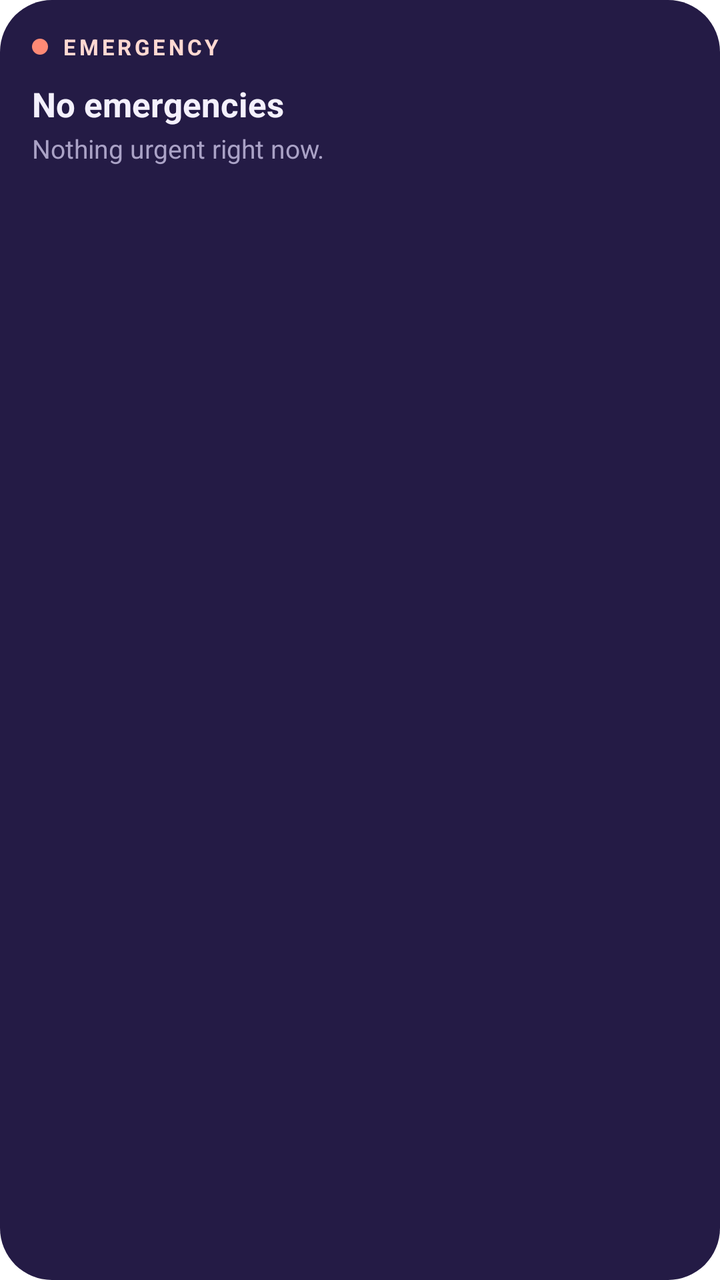
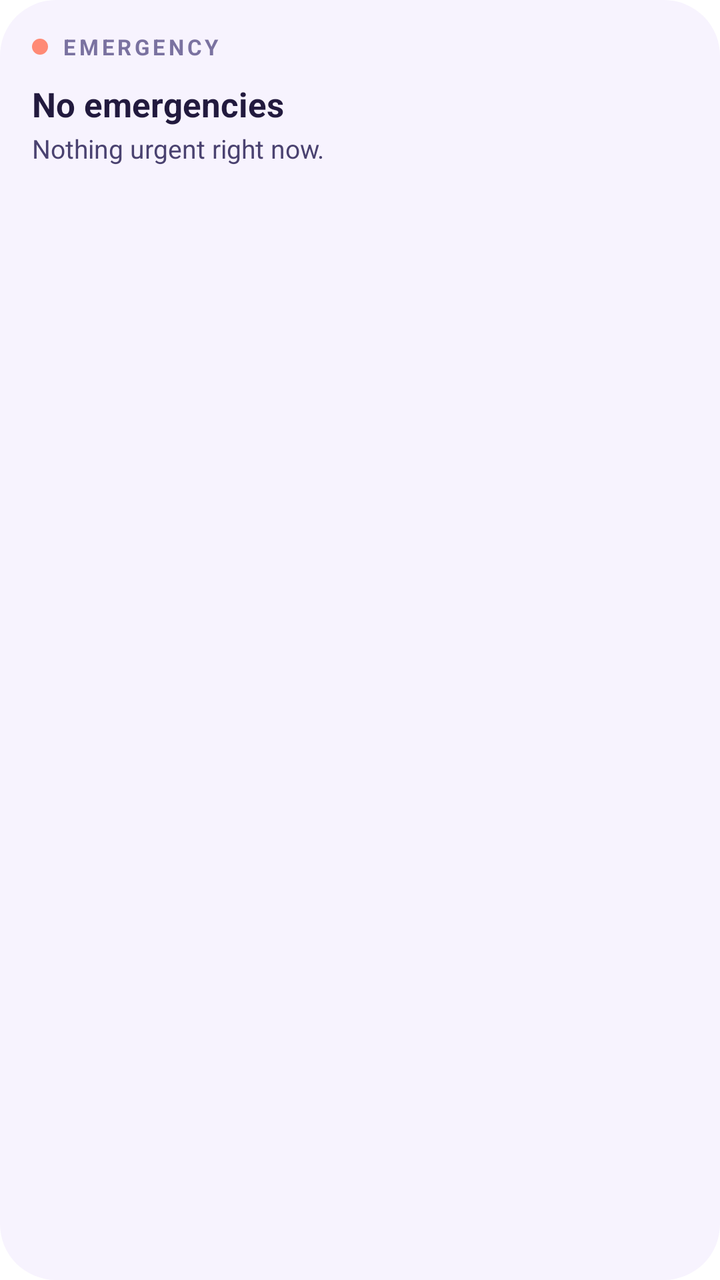

Compare the two renders of this Android layout. The source of the first and the diff that turns it into the second are given below.
<!-- AndroidManifest.xml: fallback theme Theme.MaterialComponents.DayNight.NoActionBar -->
<!-- res/layout/widget_emergency.xml -->
<?xml version="1.0" encoding="utf-8"?>
<LinearLayout xmlns:android="http://schemas.android.com/apk/res/android"
  android:id="@+id/em_root"
  android:layout_width="match_parent"
  android:layout_height="match_parent"
  android:background="@drawable/widget_bg"
  android:orientation="vertical"
  android:padding="16dp">

  <LinearLayout
    android:layout_width="match_parent"
    android:layout_height="wrap_content"
    android:gravity="center_vertical"
    android:orientation="horizontal">

    <ImageView
      android:layout_width="8dp"
      android:layout_height="8dp"
      android:contentDescription="@null"
      android:src="@drawable/widget_circle_white"
      android:tint="#FF8A75" />

    <TextView
      android:id="@+id/em_kicker"
      android:layout_width="wrap_content"
      android:layout_height="wrap_content"
      android:layout_marginStart="7dp"
      android:letterSpacing="0.14"
      android:text="EMERGENCY"
      android:textColor="#FFD9D2"
      android:textSize="11sp"
      android:textStyle="bold" />
  </LinearLayout>

  <TextView
    android:id="@+id/em_msg_title"
    android:layout_width="wrap_content"
    android:layout_height="wrap_content"
    android:layout_marginTop="10dp"
    android:text="No emergencies"
    android:textColor="#F4F1FD"
    android:textSize="17sp"
    android:textStyle="bold" />

  <TextView
    android:id="@+id/em_msg_sub"
    android:layout_width="wrap_content"
    android:layout_height="wrap_content"
    android:layout_marginTop="2dp"
    android:text="Nothing urgent right now."
    android:textColor="#AAA2C6"
    android:textSize="13sp" />
  <LinearLayout
    android:id="@+id/em_row_1"
    android:layout_width="match_parent"
    android:layout_height="0dp"
    android:layout_marginTop="10dp"
    android:layout_weight="1"
    android:gravity="center_vertical"
    android:orientation="horizontal"
    android:visibility="gone">

    <FrameLayout
      android:layout_width="52dp"
      android:layout_height="52dp">

      <ImageView
        android:id="@+id/em_avatar_img_1"
        android:layout_width="52dp"
        android:layout_height="52dp"
        android:contentDescription="@null"
        android:src="@drawable/widget_circle_white" />

      <TextView
        android:id="@+id/em_avatar_text_1"
        android:layout_width="match_parent"
        android:layout_height="match_parent"
        android:gravity="center"
        android:textColor="#FFFFFF"
        android:textSize="16sp"
        android:textStyle="bold" />
    </FrameLayout>

    <LinearLayout
      android:layout_width="0dp"
      android:layout_height="wrap_content"
      android:layout_marginStart="11dp"
      android:layout_weight="1"
      android:orientation="vertical">

      <TextView
        android:id="@+id/em_name_1"
        android:layout_width="match_parent"
        android:layout_height="wrap_content"
        android:ellipsize="end"
        android:letterSpacing="0.11"
        android:maxLines="1"
        android:textColor="#E8FFFFFF"
        android:textSize="10.5sp"
        android:textStyle="bold" />

      <TextView
        android:id="@+id/em_title_1"
        android:layout_width="match_parent"
        android:layout_height="wrap_content"
        android:ellipsize="end"
        android:maxLines="1"
        android:textColor="#FFFFFF"
        android:textSize="17sp"
        android:textStyle="bold" />

      <TextView
        android:id="@+id/em_note_1"
        android:layout_width="match_parent"
        android:layout_height="wrap_content"
        android:ellipsize="end"
        android:maxLines="2"
        android:textColor="#FEE2E2"
        android:textSize="12.5sp" />

      <TextView
        android:id="@+id/em_left_1"
        android:layout_width="match_parent"
        android:layout_height="wrap_content"
        android:layout_marginTop="1dp"
        android:textColor="#FECACA"
        android:textSize="12.5sp" />
    </LinearLayout>

    <TextView
      android:id="@+id/em_pill_1"
      android:layout_width="wrap_content"
      android:layout_height="wrap_content"
      android:layout_gravity="center_vertical"
      android:layout_marginStart="8dp"
      android:background="@drawable/widget_pill_white"
      android:paddingStart="16dp"
      android:paddingTop="9dp"
      android:paddingEnd="16dp"
      android:paddingBottom="9dp"
      android:text="Pray now"
      android:textColor="#8F1D16"
      android:textSize="12sp"
      android:textStyle="bold" />
  </LinearLayout>
  <LinearLayout
    android:id="@+id/em_row_2"
    android:layout_width="match_parent"
    android:layout_height="0dp"
    android:layout_marginTop="10dp"
    android:layout_weight="1"
    android:gravity="center_vertical"
    android:orientation="horizontal"
    android:visibility="gone">

    <FrameLayout
      android:layout_width="52dp"
      android:layout_height="52dp">

      <ImageView
        android:id="@+id/em_avatar_img_2"
        android:layout_width="52dp"
        android:layout_height="52dp"
        android:contentDescription="@null"
        android:src="@drawable/widget_circle_white" />

      <TextView
        android:id="@+id/em_avatar_text_2"
        android:layout_width="match_parent"
        android:layout_height="match_parent"
        android:gravity="center"
        android:textColor="#FFFFFF"
        android:textSize="16sp"
        android:textStyle="bold" />
    </FrameLayout>

    <LinearLayout
      android:layout_width="0dp"
      android:layout_height="wrap_content"
      android:layout_marginStart="11dp"
      android:layout_weight="1"
      android:orientation="vertical">

      <TextView
        android:id="@+id/em_name_2"
        android:layout_width="match_parent"
        android:layout_height="wrap_content"
        android:ellipsize="end"
        android:letterSpacing="0.11"
        android:maxLines="1"
        android:textColor="#E8FFFFFF"
        android:textSize="10.5sp"
        android:textStyle="bold" />

      <TextView
        android:id="@+id/em_title_2"
        android:layout_width="match_parent"
        android:layout_height="wrap_content"
        android:ellipsize="end"
        android:maxLines="1"
        android:textColor="#FFFFFF"
        android:textSize="17sp"
        android:textStyle="bold" />

      <TextView
        android:id="@+id/em_note_2"
        android:layout_width="match_parent"
        android:layout_height="wrap_content"
        android:ellipsize="end"
        android:maxLines="2"
        android:textColor="#FEE2E2"
        android:textSize="12.5sp" />

      <TextView
        android:id="@+id/em_left_2"
        android:layout_width="match_parent"
        android:layout_height="wrap_content"
        android:layout_marginTop="1dp"
        android:textColor="#FECACA"
        android:textSize="12.5sp" />
    </LinearLayout>

    <TextView
      android:id="@+id/em_pill_2"
      android:layout_width="wrap_content"
      android:layout_height="wrap_content"
      android:layout_gravity="center_vertical"
      android:layout_marginStart="8dp"
      android:background="@drawable/widget_pill_white"
      android:paddingStart="16dp"
      android:paddingTop="9dp"
      android:paddingEnd="16dp"
      android:paddingBottom="9dp"
      android:text="Pray now"
      android:textColor="#8F1D16"
      android:textSize="12sp"
      android:textStyle="bold" />
  </LinearLayout>
</LinearLayout>
<!-- resources referenced by this layout -->
<resources>
  <!-- drawable widget_bg (drawable) -->
  <?xml version="1.0" encoding="utf-8"?>
  <shape xmlns:android="http://schemas.android.com/apk/res/android" android:shape="rectangle">
    <solid android:color="#241B45" />
    <corners android:radius="26dp" />
  </shape>
  <!-- drawable widget_circle_white (drawable) -->
  <?xml version="1.0" encoding="utf-8"?>
  <shape xmlns:android="http://schemas.android.com/apk/res/android" android:shape="oval">
    <solid android:color="#FFFFFF" />
  </shape>
  <!-- drawable widget_pill_white (drawable) -->
  <?xml version="1.0" encoding="utf-8"?>
  <shape xmlns:android="http://schemas.android.com/apk/res/android" android:shape="rectangle">
    <solid android:color="#FFFFFF" />
    <corners android:radius="100dp" />
  </shape>
</resources>

<!-- the commit's change to res/layout/widget_emergency.xml (unified diff, before → after) -->
@@ -1,239 +1,435 @@
 <?xml version="1.0" encoding="utf-8"?>
-<LinearLayout xmlns:android="http://schemas.android.com/apk/res/android"
+<FrameLayout xmlns:android="http://schemas.android.com/apk/res/android"
   android:id="@+id/em_root"
   android:layout_width="match_parent"
-  android:layout_height="match_parent"
-  android:background="@drawable/widget_bg"
-  android:orientation="vertical"
-  android:padding="16dp">
+  android:layout_height="match_parent">
+
+  <ImageView
+    android:id="@+id/em_bg"
+    android:layout_width="match_parent"
+    android:layout_height="match_parent"
+    android:contentDescription="@null"
+    android:scaleType="fitXY"
+    android:src="@drawable/widget_shape_white_28"
+    android:tint="#F7F3FE" />
+
+  <ImageView
+    android:id="@+id/em_bg_red"
+    android:layout_width="match_parent"
+    android:layout_height="match_parent"
+    android:contentDescription="@null"
+    android:scaleType="fitXY"
+    android:src="@drawable/widget_bg_emergency"
+    android:visibility="gone" />
 
   <LinearLayout
     android:layout_width="match_parent"
-    android:layout_height="wrap_content"
-    android:gravity="center_vertical"
-    android:orientation="horizontal">
-
-    <ImageView
-      android:layout_width="8dp"
-      android:layout_height="8dp"
-      android:contentDescription="@null"
-      android:src="@drawable/widget_circle_white"
-      android:tint="#FF8A75" />
+    android:layout_height="match_parent"
+    android:orientation="vertical"
+    android:padding="16dp">
+
+    <LinearLayout
+      android:layout_width="match_parent"
+      android:layout_height="wrap_content"
+      android:gravity="center_vertical"
+      android:orientation="horizontal">
+
+      <ImageView
+        android:id="@+id/em_dot"
+        android:layout_width="8dp"
+        android:layout_height="8dp"
+        android:contentDescription="@null"
+        android:src="@drawable/widget_circle_white"
+        android:tint="#FF8A75" />
+
+      <TextView
+        android:id="@+id/em_kicker"
+        android:layout_width="wrap_content"
+        android:layout_height="wrap_content"
+        android:layout_marginStart="7dp"
+        android:letterSpacing="0.14"
+        android:text="EMERGENCY"
+        android:textColor="#7A72A0"
+        android:textSize="11sp"
+        android:textStyle="bold" />
+
+      <FrameLayout
+        android:layout_width="0dp"
+        android:layout_height="1dp"
+        android:layout_weight="1" />
+
+      <TextView
+        android:id="@+id/em_chip"
+        android:layout_width="wrap_content"
+        android:layout_height="wrap_content"
+        android:background="@drawable/widget_pill_white18"
+        android:paddingStart="10dp"
+        android:paddingTop="4dp"
+        android:paddingEnd="10dp"
+        android:paddingBottom="4dp"
+        android:textColor="#FFFFFF"
+        android:textSize="12sp"
+        android:textStyle="bold"
+        android:visibility="gone" />
+    </LinearLayout>
 
     <TextView
-      android:id="@+id/em_kicker"
+      android:id="@+id/em_msg_title"
       android:layout_width="wrap_content"
       android:layout_height="wrap_content"
-      android:layout_marginStart="7dp"
-      android:letterSpacing="0.14"
-      android:text="EMERGENCY"
-      android:textColor="#FFD9D2"
-      android:textSize="11sp"
+      android:layout_marginTop="10dp"
+      android:text="No emergencies"
+      android:textColor="#221A3E"
+      android:textSize="17sp"
       android:textStyle="bold" />
-  </LinearLayout>
-
-  <TextView
-    android:id="@+id/em_msg_title"
-    android:layout_width="wrap_content"
-    android:layout_height="wrap_content"
-    android:layout_marginTop="10dp"
-    android:text="No emergencies"
-    android:textColor="#F4F1FD"
-    android:textSize="17sp"
-    android:textStyle="bold" />
-
-  <TextView
-    android:id="@+id/em_msg_sub"
-    android:layout_width="wrap_content"
-    android:layout_height="wrap_content"
-    android:layout_marginTop="2dp"
-    android:text="Nothing urgent right now."
-    android:textColor="#AAA2C6"
-    android:textSize="13sp" />
-  <LinearLayout
-    android:id="@+id/em_row_1"
-    android:layout_width="match_parent"
-    android:layout_height="0dp"
-    android:layout_marginTop="10dp"
-    android:layout_weight="1"
-    android:gravity="center_vertical"
-    android:orientation="horizontal"
-    android:visibility="gone">
-
-    <FrameLayout
-      android:layout_width="52dp"
-      android:layout_height="52dp">
-
-      <ImageView
-        android:id="@+id/em_avatar_img_1"
-        android:layout_width="52dp"
-        android:layout_height="52dp"
-        android:contentDescription="@null"
-        android:src="@drawable/widget_circle_white" />
+
+    <TextView
+      android:id="@+id/em_msg_sub"
+      android:layout_width="wrap_content"
+      android:layout_height="wrap_content"
+      android:layout_marginTop="2dp"
+      android:text="Nothing urgent right now."
+      android:textColor="#4A4270"
+      android:textSize="13sp" />
+
+    
+    <LinearLayout
+      android:id="@+id/em_single"
+      android:layout_width="match_parent"
+      android:layout_height="0dp"
+      android:layout_weight="1"
+      android:orientation="vertical"
+      android:visibility="gone">
+
+      <LinearLayout
+        android:layout_width="match_parent"
+        android:layout_height="0dp"
+        android:layout_weight="1"
+        android:gravity="center_vertical"
+        android:orientation="horizontal">
+
+        <FrameLayout
+          android:layout_width="58dp"
+          android:layout_height="58dp">
+
+          <ImageView
+            android:id="@+id/em_s_img"
+            android:layout_width="58dp"
+            android:layout_height="58dp"
+            android:contentDescription="@null"
+            android:src="@drawable/widget_circle_white" />
+
+          <TextView
+            android:id="@+id/em_s_text"
+            android:layout_width="match_parent"
+            android:layout_height="match_parent"
+            android:gravity="center"
+            android:textColor="#FFFFFF"
+            android:textSize="17sp"
+            android:textStyle="bold" />
+        </FrameLayout>
+
+        <LinearLayout
+          android:layout_width="0dp"
+          android:layout_height="wrap_content"
+          android:layout_marginStart="15dp"
+          android:layout_weight="1"
+          android:orientation="vertical">
+
+          <TextView
+            android:id="@+id/em_s_name"
+            android:layout_width="match_parent"
+            android:layout_height="wrap_content"
+            android:ellipsize="end"
+            android:letterSpacing="0.12"
+            android:maxLines="1"
+            android:textColor="#B8FFFFFF"
+            android:textSize="10.5sp"
+            android:textStyle="bold" />
+
+          <TextView
+            android:id="@+id/em_s_title"
+            android:layout_width="match_parent"
+            android:layout_height="wrap_content"
+            android:ellipsize="end"
+            android:maxLines="1"
+            android:textColor="#FFFFFF"
+            android:textSize="22sp"
+            android:textStyle="bold" />
+
+          <TextView
+            android:id="@+id/em_s_note"
+            android:layout_width="match_parent"
+            android:layout_height="wrap_content"
+            android:ellipsize="end"
+            android:maxLines="2"
+            android:textColor="#E0FFFFFF"
+            android:textSize="13.5sp" />
+        </LinearLayout>
+
+        <FrameLayout
+          android:id="@+id/em_s_pill"
+          android:layout_width="wrap_content"
+          android:layout_height="40dp"
+          android:layout_marginStart="10dp">
+
+          <ImageView
+            android:id="@+id/em_s_pill_img"
+            android:layout_width="match_parent"
+            android:layout_height="match_parent"
+            android:contentDescription="@null"
+            android:scaleType="fitXY"
+            android:src="@drawable/widget_pill_white" />
+
+          <TextView
+            android:layout_width="wrap_content"
+            android:layout_height="match_parent"
+            android:gravity="center"
+            android:paddingStart="20dp"
+            android:paddingEnd="20dp"
+            android:text="Pray now"
+            android:textColor="#8F1D16"
+            android:textSize="14sp"
+            android:textStyle="bold" />
+        </FrameLayout>
+      </LinearLayout>
 
       <TextView
-        android:id="@+id/em_avatar_text_1"
+        android:id="@+id/em_s_left"
+        android:layout_width="wrap_content"
+        android:layout_height="wrap_content"
+        android:background="@drawable/widget_pill_white16"
+        android:paddingStart="11dp"
+        android:paddingTop="5dp"
+        android:paddingEnd="11dp"
+        android:paddingBottom="5dp"
+        android:textColor="#FFFFFF"
+        android:textSize="12sp"
+        android:textStyle="bold" />
+    </LinearLayout>
+
+    
+    <LinearLayout
+      android:id="@+id/em_multi"
+      android:layout_width="match_parent"
+      android:layout_height="0dp"
+      android:layout_weight="1"
+      android:orientation="vertical"
+      android:visibility="gone">
+
+      <LinearLayout
+        android:id="@+id/em_row_1"
         android:layout_width="match_parent"
-        android:layout_height="match_parent"
-        android:gravity="center"
-        android:textColor="#FFFFFF"
-        android:textSize="16sp"
-        android:textStyle="bold" />
-    </FrameLayout>
-
-    <LinearLayout
-      android:layout_width="0dp"
-      android:layout_height="wrap_content"
-      android:layout_marginStart="11dp"
-      android:layout_weight="1"
-      android:orientation="vertical">
+        android:layout_height="0dp"
+        android:layout_weight="1"
+        android:gravity="center_vertical"
+        android:orientation="horizontal">
+
+        <FrameLayout
+          android:layout_width="52dp"
+          android:layout_height="52dp">
+
+          <ImageView
+            android:id="@+id/em_avatar_img_1"
+            android:layout_width="52dp"
+            android:layout_height="52dp"
+            android:contentDescription="@null"
+            android:src="@drawable/widget_circle_white" />
+
+          <TextView
+            android:id="@+id/em_avatar_text_1"
+            android:layout_width="match_parent"
+            android:layout_height="match_parent"
+            android:gravity="center"
+            android:textColor="#FFFFFF"
+            android:textSize="16sp"
+            android:textStyle="bold" />
+        </FrameLayout>
+
+        <LinearLayout
+          android:layout_width="0dp"
+          android:layout_height="wrap_content"
+          android:layout_marginStart="11dp"
+          android:layout_weight="1"
+          android:orientation="vertical">
+
+          <TextView
+            android:id="@+id/em_name_1"
+            android:layout_width="match_parent"
+            android:layout_height="wrap_content"
+            android:ellipsize="end"
+            android:letterSpacing="0.11"
+            android:maxLines="1"
+            android:textColor="#B8FFFFFF"
+            android:textSize="10.5sp"
+            android:textStyle="bold" />
+
+          <TextView
+            android:id="@+id/em_title_1"
+            android:layout_width="match_parent"
+            android:layout_height="wrap_content"
+            android:ellipsize="end"
+            android:maxLines="1"
+            android:textColor="#FFFFFF"
+            android:textSize="19sp"
+            android:textStyle="bold" />
+
+          <TextView
+            android:id="@+id/em_note_1"
+            android:layout_width="match_parent"
+            android:layout_height="wrap_content"
+            android:ellipsize="end"
+            android:maxLines="1"
+            android:textColor="#E0FFFFFF"
+            android:textSize="13sp" />
+
+          <TextView
+            android:id="@+id/em_left_1"
+            android:layout_width="wrap_content"
+            android:layout_height="wrap_content"
+            android:layout_marginTop="6dp"
+            android:background="@drawable/widget_pill_white16"
+            android:paddingStart="10dp"
+            android:paddingTop="4dp"
+            android:paddingEnd="10dp"
+            android:paddingBottom="4dp"
+            android:textColor="#FFFFFF"
+            android:textSize="12sp"
+            android:textStyle="bold" />
+        </LinearLayout>
+
+        <TextView
+          android:id="@+id/em_pill_1"
+          android:layout_width="wrap_content"
+          android:layout_height="wrap_content"
+          android:layout_gravity="center_vertical"
+          android:layout_marginStart="8dp"
+          android:background="@drawable/widget_pill_white"
+          android:paddingStart="20dp"
+          android:paddingTop="11dp"
+          android:paddingEnd="20dp"
+          android:paddingBottom="11dp"
+          android:text="Pray now"
+          android:textColor="#8F1D16"
+          android:textSize="14sp"
+          android:textStyle="bold" />
+      </LinearLayout>
+
+      <FrameLayout
+        android:id="@+id/em_hairline"
+        android:layout_width="match_parent"
+        android:layout_height="1dp"
+        android:background="#38FFFFFF"
+        android:visibility="gone" />
+
+      <LinearLayout
+        android:id="@+id/em_row_2"
+        android:layout_width="match_parent"
+        android:layout_height="0dp"
+        android:layout_weight="1"
+        android:gravity="center_vertical"
+        android:orientation="horizontal">
+
+        <FrameLayout
+          android:layout_width="52dp"
+          android:layout_height="52dp">
+
+          <ImageView
+            android:id="@+id/em_avatar_img_2"
+            android:layout_width="52dp"
+            android:layout_height="52dp"
+            android:contentDescription="@null"
+            android:src="@drawable/widget_circle_white" />
+
+          <TextView
+            android:id="@+id/em_avatar_text_2"
+            android:layout_width="match_parent"
+            android:layout_height="match_parent"
+            android:gravity="center"
+            android:textColor="#FFFFFF"
+            android:textSize="16sp"
+            android:textStyle="bold" />
+        </FrameLayout>
+
+        <LinearLayout
+          android:layout_width="0dp"
+          android:layout_height="wrap_content"
+          android:layout_marginStart="11dp"
+          android:layout_weight="1"
+          android:orientation="vertical">
+
+          <TextView
+            android:id="@+id/em_name_2"
+            android:layout_width="match_parent"
+            android:layout_height="wrap_content"
+            android:ellipsize="end"
+            android:letterSpacing="0.11"
+            android:maxLines="1"
+            android:textColor="#B8FFFFFF"
+            android:textSize="10.5sp"
+            android:textStyle="bold" />
+
+          <TextView
+            android:id="@+id/em_title_2"
+            android:layout_width="match_parent"
+            android:layout_height="wrap_content"
+            android:ellipsize="end"
+            android:maxLines="1"
+            android:textColor="#FFFFFF"
+            android:textSize="19sp"
+            android:textStyle="bold" />
+
+          <TextView
+            android:id="@+id/em_note_2"
+            android:layout_width="match_parent"
+            android:layout_height="wrap_content"
+            android:ellipsize="end"
+            android:maxLines="1"
+            android:textColor="#E0FFFFFF"
+            android:textSize="13sp" />
+
+          <TextView
+            android:id="@+id/em_left_2"
+            android:layout_width="wrap_content"
+            android:layout_height="wrap_content"
+            android:layout_marginTop="6dp"
+            android:background="@drawable/widget_pill_white16"
+            android:paddingStart="10dp"
+            android:paddingTop="4dp"
+            android:paddingEnd="10dp"
+            android:paddingBottom="4dp"
+            android:textColor="#FFFFFF"
+            android:textSize="12sp"
+            android:textStyle="bold" />
+        </LinearLayout>
+
+        <TextView
+          android:id="@+id/em_pill_2"
+          android:layout_width="wrap_content"
+          android:layout_height="wrap_content"
+          android:layout_gravity="center_vertical"
+          android:layout_marginStart="8dp"
+          android:background="@drawable/widget_pill_white"
+          android:paddingStart="20dp"
+          android:paddingTop="11dp"
+          android:paddingEnd="20dp"
+          android:paddingBottom="11dp"
+          android:text="Pray now"
+          android:textColor="#8F1D16"
+          android:textSize="14sp"
+          android:textStyle="bold" />
+      </LinearLayout>
 
       <TextView
-        android:id="@+id/em_name_1"
+        android:id="@+id/em_more"
         android:layout_width="match_parent"
         android:layout_height="wrap_content"
-        android:ellipsize="end"
-        android:letterSpacing="0.11"
-        android:maxLines="1"
-        android:textColor="#E8FFFFFF"
-        android:textSize="10.5sp"
-        android:textStyle="bold" />
-
-      <TextView
-        android:id="@+id/em_title_1"
-        android:layout_width="match_parent"
-        android:layout_height="wrap_content"
-        android:ellipsize="end"
-        android:maxLines="1"
-        android:textColor="#FFFFFF"
-        android:textSize="17sp"
-        android:textStyle="bold" />
-
-      <TextView
-        android:id="@+id/em_note_1"
-        android:layout_width="match_parent"
-        android:layout_height="wrap_content"
-        android:ellipsize="end"
-        android:maxLines="2"
-        android:textColor="#FEE2E2"
-        android:textSize="12.5sp" />
-
-      <TextView
-        android:id="@+id/em_left_1"
-        android:layout_width="match_parent"
-        android:layout_height="wrap_content"
-        android:layout_marginTop="1dp"
-        android:textColor="#FECACA"
-        android:textSize="12.5sp" />
+        android:layout_marginTop="6dp"
+        android:gravity="end"
+        android:textColor="#B3FFFFFF"
+        android:textSize="11.5sp"
+        android:textStyle="bold"
+        android:visibility="gone" />
     </LinearLayout>
-
-    <TextView
-      android:id="@+id/em_pill_1"
-      android:layout_width="wrap_content"
-      android:layout_height="wrap_content"
-      android:layout_gravity="center_vertical"
-      android:layout_marginStart="8dp"
-      android:background="@drawable/widget_pill_white"
-      android:paddingStart="16dp"
-      android:paddingTop="9dp"
-      android:paddingEnd="16dp"
-      android:paddingBottom="9dp"
-      android:text="Pray now"
-      android:textColor="#8F1D16"
-      android:textSize="12sp"
-      android:textStyle="bold" />
   </LinearLayout>
-  <LinearLayout
-    android:id="@+id/em_row_2"
-    android:layout_width="match_parent"
-    android:layout_height="0dp"
-    android:layout_marginTop="10dp"
-    android:layout_weight="1"
-    android:gravity="center_vertical"
-    android:orientation="horizontal"
-    android:visibility="gone">
-
-    <FrameLayout
-      android:layout_width="52dp"
-      android:layout_height="52dp">
-
-      <ImageView
-        android:id="@+id/em_avatar_img_2"
-        android:layout_width="52dp"
-        android:layout_height="52dp"
-        android:contentDescription="@null"
-        android:src="@drawable/widget_circle_white" />
-
-      <TextView
-        android:id="@+id/em_avatar_text_2"
-        android:layout_width="match_parent"
-        android:layout_height="match_parent"
-        android:gravity="center"
-        android:textColor="#FFFFFF"
-        android:textSize="16sp"
-        android:textStyle="bold" />
-    </FrameLayout>
-
-    <LinearLayout
-      android:layout_width="0dp"
-      android:layout_height="wrap_content"
-      android:layout_marginStart="11dp"
-      android:layout_weight="1"
-      android:orientation="vertical">
-
-      <TextView
-        android:id="@+id/em_name_2"
-        android:layout_width="match_parent"
-        android:layout_height="wrap_content"
-        android:ellipsize="end"
-        android:letterSpacing="0.11"
-        android:maxLines="1"
-        android:textColor="#E8FFFFFF"
-        android:textSize="10.5sp"
-        android:textStyle="bold" />
-
-      <TextView
-        android:id="@+id/em_title_2"
-        android:layout_width="match_parent"
-        android:layout_height="wrap_content"
-        android:ellipsize="end"
-        android:maxLines="1"
-        android:textColor="#FFFFFF"
-        android:textSize="17sp"
-        android:textStyle="bold" />
-
-      <TextView
-        android:id="@+id/em_note_2"
-        android:layout_width="match_parent"
-        android:layout_height="wrap_content"
-        android:ellipsize="end"
-        android:maxLines="2"
-        android:textColor="#FEE2E2"
-        android:textSize="12.5sp" />
-
-      <TextView
-        android:id="@+id/em_left_2"
-        android:layout_width="match_parent"
-        android:layout_height="wrap_content"
-        android:layout_marginTop="1dp"
-        android:textColor="#FECACA"
-        android:textSize="12.5sp" />
-    </LinearLayout>
-
-    <TextView
-      android:id="@+id/em_pill_2"
-      android:layout_width="wrap_content"
-      android:layout_height="wrap_content"
-      android:layout_gravity="center_vertical"
-      android:layout_marginStart="8dp"
-      android:background="@drawable/widget_pill_white"
-      android:paddingStart="16dp"
-      android:paddingTop="9dp"
-      android:paddingEnd="16dp"
-      android:paddingBottom="9dp"
-      android:text="Pray now"
-      android:textColor="#8F1D16"
-      android:textSize="12sp"
-      android:textStyle="bold" />
-  </LinearLayout>
-</LinearLayout>
+</FrameLayout>
<!-- resource entries referenced after the edit -->
@@ -1,10 +1,14 @@
 <!-- resources referenced by this layout -->
 <resources>
-  <!-- drawable widget_bg (drawable) -->
+  <!-- drawable widget_bg_emergency (drawable) -->
   <?xml version="1.0" encoding="utf-8"?>
   <shape xmlns:android="http://schemas.android.com/apk/res/android" android:shape="rectangle">
-    <solid android:color="#241B45" />
-    <corners android:radius="26dp" />
+    <gradient
+      android:type="linear"
+      android:angle="315"
+      android:startColor="#B91C1C"
+      android:endColor="#7F1D1D" />
+    <corners android:radius="28dp" />
   </shape>
   <!-- drawable widget_circle_white (drawable) -->
   <?xml version="1.0" encoding="utf-8"?>
@@ -17,5 +21,23 @@
     <solid android:color="#FFFFFF" />
     <corners android:radius="100dp" />
   </shape>
+  <!-- drawable widget_pill_white16 (drawable) -->
+  <?xml version="1.0" encoding="utf-8"?>
+  <shape xmlns:android="http://schemas.android.com/apk/res/android" android:shape="rectangle">
+    <solid android:color="#29FFFFFF" />
+    <corners android:radius="100dp" />
+  </shape>
+  <!-- drawable widget_pill_white18 (drawable) -->
+  <?xml version="1.0" encoding="utf-8"?>
+  <shape xmlns:android="http://schemas.android.com/apk/res/android" android:shape="rectangle">
+    <solid android:color="#2EFFFFFF" />
+    <corners android:radius="100dp" />
+  </shape>
+  <!-- drawable widget_shape_white_28 (drawable) -->
+  <?xml version="1.0" encoding="utf-8"?>
+  <shape xmlns:android="http://schemas.android.com/apk/res/android" android:shape="rectangle">
+    <solid android:color="#FFFFFF" />
+    <corners android:radius="28dp" />
+  </shape>
 </resources>
 
